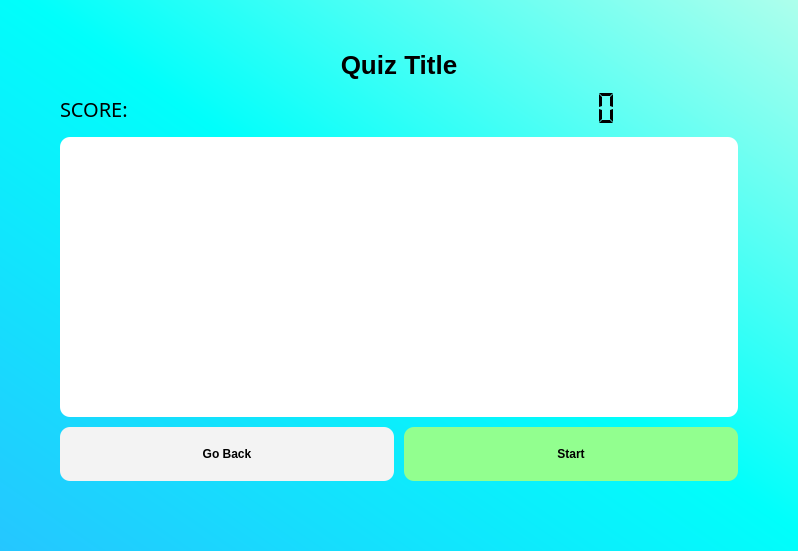
First picture: the form in src/screens/Q1.ui, repository jshperalta/ai-englishTutor, before the edit.
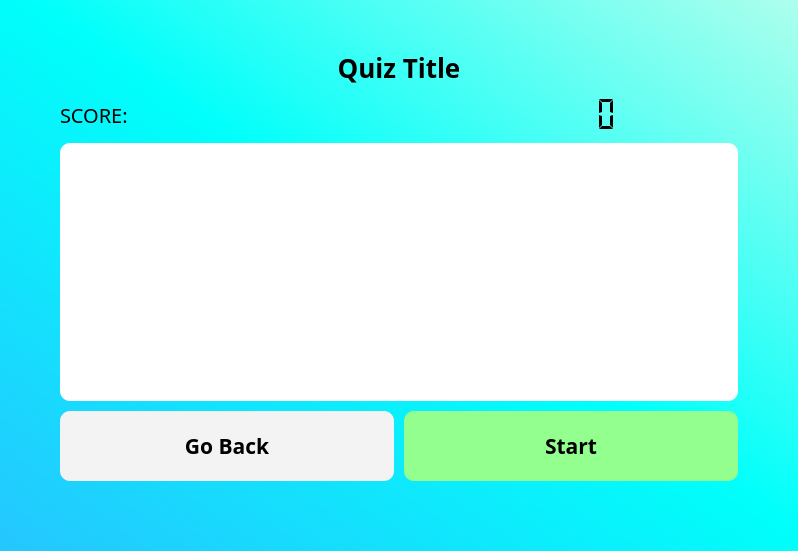
Second picture: the form after the edit.

What changed in the file:
```diff
--- a/src/screens/Q1.ui
+++ b/src/screens/Q1.ui
@@ -38,6 +38,7 @@
     <widget class="QLabel" name="quiz_Title">
      <property name="font">
       <font>
+       <family>Gilroy</family>
        <pointsize>-1</pointsize>
        <weight>99</weight>
        <bold>true</bold>
@@ -60,6 +61,14 @@
    </item>
    <item row="3" column="0">
     <widget class="QPushButton" name="btnFalse">
+     <property name="font">
+      <font>
+       <family>Gilroy</family>
+       <pointsize>16</pointsize>
+       <weight>75</weight>
+       <bold>true</bold>
+      </font>
+     </property>
      <property name="cursor">
       <cursorShape>PointingHandCursor</cursorShape>
      </property>
@@ -103,8 +112,9 @@
      <property name="font">
       <font>
        <family>Gilroy</family>
-       <pointsize>16</pointsize>
+       <pointsize>36</pointsize>
        <weight>50</weight>
+       <italic>false</italic>
        <bold>false</bold>
       </font>
      </property>
@@ -123,7 +133,7 @@
 	font-family: 'Gilroy';
 	font-weight: 400;
 	border-radius: 10px;
-	padding: 50px;
+	padding: 20px;
 	text-align: center;</string>
      </property>
      <property name="sizeAdjustPolicy">
@@ -136,8 +146,8 @@
       <string>&lt;!DOCTYPE HTML PUBLIC &quot;-//W3C//DTD HTML 4.0//EN&quot; &quot;http://www.w3.org/TR/REC-html40/strict.dtd&quot;&gt;
 &lt;html&gt;&lt;head&gt;&lt;meta name=&quot;qrichtext&quot; content=&quot;1&quot; /&gt;&lt;style type=&quot;text/css&quot;&gt;
 p, li { white-space: pre-wrap; }
-&lt;/style&gt;&lt;/head&gt;&lt;body style=&quot; font-family:'Gilroy'; font-size:16pt; font-weight:400; font-style:normal;&quot;&gt;
-&lt;p align=&quot;center&quot; style=&quot;-qt-paragraph-type:empty; margin-top:0px; margin-bottom:0px; margin-left:0px; margin-right:0px; -qt-block-indent:0; text-indent:0px;&quot;&gt;&lt;br /&gt;&lt;/p&gt;&lt;/body&gt;&lt;/html&gt;</string>
+&lt;/style&gt;&lt;/head&gt;&lt;body style=&quot; font-family:'Gilroy'; font-size:36pt; font-weight:400; font-style:normal;&quot;&gt;
+&lt;p align=&quot;center&quot; style=&quot;-qt-paragraph-type:empty; margin-top:0px; margin-bottom:0px; margin-left:0px; margin-right:0px; -qt-block-indent:0; text-indent:0px; font-size:16pt;&quot;&gt;&lt;br /&gt;&lt;/p&gt;&lt;/body&gt;&lt;/html&gt;</string>
      </property>
      <property name="textInteractionFlags">
       <set>Qt::TextEditorInteraction</set>
@@ -149,6 +159,14 @@
      <property name="enabled">
       <bool>true</bool>
      </property>
+     <property name="font">
+      <font>
+       <family>Gilroy</family>
+       <pointsize>16</pointsize>
+       <weight>75</weight>
+       <bold>true</bold>
+      </font>
+     </property>
      <property name="cursor">
       <cursorShape>PointingHandCursor</cursorShape>
      </property>
```
